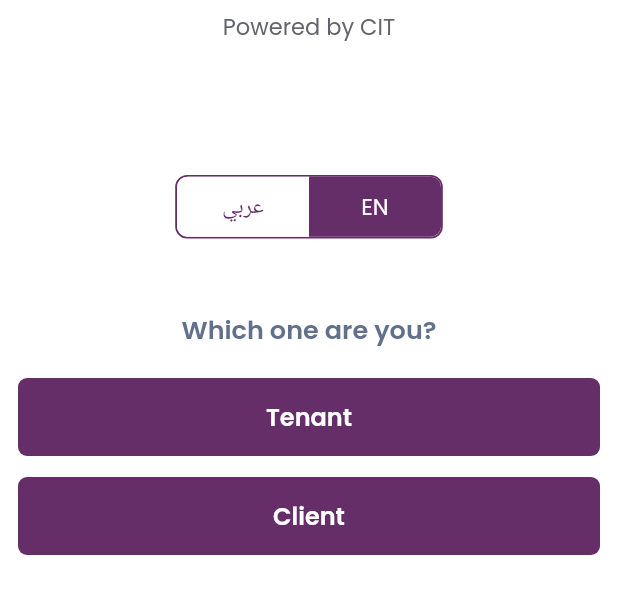
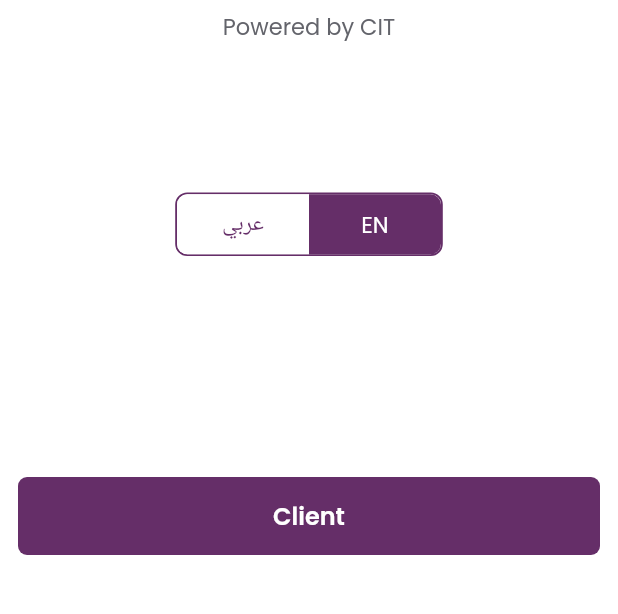
Before and after one commit to Santhosh-Flutter-Developer/Iungo, a Flutter app: the screen it shows after launch, on a phone screen of 412 x 824 dp, the part 615-1229 px from its top. Run offline on Flutter 3.47's test engine with Material 3 defaults, Android fonts, the phone set to English and light mode, and no system bars; our stand-ins replace dio, equatable, file_picker, geocoding, geolocator, get and 2 more.

Commit message:
feat: removed tenant option

```diff
--- a/lib/features/onboarding/presentation/pages/onboarding_page.dart
+++ b/lib/features/onboarding/presentation/pages/onboarding_page.dart
@@ -63,40 +63,41 @@ class OnboardingPage extends StatelessWidget {
                   ),
                 ),
                 const SizedBox(height: 48),
-                Text(
-                  'which_one_are_you'.tr,
-                  style: const TextStyle(
-                    fontSize: 17,
-                    fontWeight: FontWeight.w600,
-                    color: AppColors.headingBlueGrey,
-                  ),
-                ),
-                const SizedBox(height: 20),
-                SizedBox(
-                  width: double.infinity,
-                  height: 52,
-                  child: ElevatedButton(
-                    onPressed: () {
-                      // controller.chooseRole(UserRole.tenant);
-                    },
-                    style: ElevatedButton.styleFrom(
-                      backgroundColor: AppColors.primary,
-                      foregroundColor: AppColors.white,
-                      elevation: 0,
-                      shape: RoundedRectangleBorder(
-                        borderRadius: BorderRadius.circular(6),
-                      ),
-                    ),
-                    child: Text(
-                      'tenant'.tr,
-                      style: const TextStyle(
-                        fontSize: 16,
-                        fontWeight: FontWeight.w600,
-                      ),
-                    ),
-                  ),
-                ),
-                const SizedBox(height: 14),
+                 Spacer(),
+                // Text(
+                //   'which_one_are_you'.tr,
+                //   style: const TextStyle(
+                //     fontSize: 17,
+                //     fontWeight: FontWeight.w600,
+                //     color: AppColors.headingBlueGrey,
+                //   ),
+                // ),
+                // const SizedBox(height: 20),
+                // SizedBox(
+                //   width: double.infinity,
+                //   height: 52,
+                //   child: ElevatedButton(
+                //     onPressed: () {
+                //       // controller.chooseRole(UserRole.tenant);
+                //     },
+                //     style: ElevatedButton.styleFrom(
+                //       backgroundColor: AppColors.primary,
+                //       foregroundColor: AppColors.white,
+                //       elevation: 0,
+                //       shape: RoundedRectangleBorder(
+                //         borderRadius: BorderRadius.circular(6),
+                //       ),
+                //     ),
+                //     child: Text(
+                //       'tenant'.tr,
+                //       style: const TextStyle(
+                //         fontSize: 16,
+                //         fontWeight: FontWeight.w600,
+                //       ),
+                //     ),
+                //   ),
+                // ),
+                // const SizedBox(height: 14),
                 SizedBox(
                   width: double.infinity,
                   height: 52,
```
